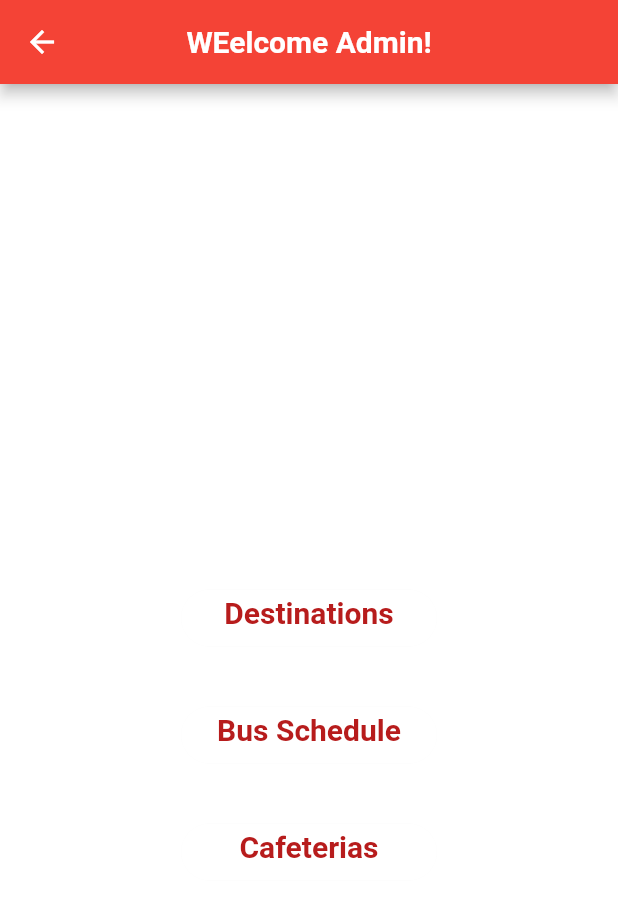
After one commit to anantapriya99/UTM-travel-guide, a Flutter app: the AdminHomepage screen opened directly, on a phone screen of 412 x 824 dp. The commit adds this screen. Shown: the top 897 px of the screen. Run offline on Flutter 3.47's test engine with Material 2 defaults, Android fonts, the phone set to English and light mode, and no system bars; our stand-ins replace cloud_firestore, firebase_auth, firebase_core, firebase_database, fluttertoast; missing offline and left inert: cloud_firestore_web, firebase_auth_web, firebase_core_web; accounts and stored records are empty.

```diff
--- /dev/null
+++ b/lib/admin_homepage.dart
@@ -0,0 +1,90 @@
+import 'package:flutter/material.dart';
+
+class AdminHomepage extends StatefulWidget {
+  AdminHomepage({Key? key}) : super(key: key);
+
+  @override
+  State<AdminHomepage> createState() => _AdminHomepageState();
+}
+
+class _AdminHomepageState extends State<AdminHomepage> {
+  @override
+  Widget build(BuildContext context) {
+    return Scaffold(
+        backgroundColor: Colors.white,
+        appBar: AppBar(
+          title: Text("WEelcome Admin!"),
+          titleTextStyle: TextStyle(
+              color: Colors.white, fontSize: 20, fontWeight: FontWeight.bold),
+          backgroundColor: Colors.red,
+          centerTitle: true,
+        ),
+        body: Center(
+            child: SingleChildScrollView(
+          child: Padding(
+            padding: EdgeInsets.all(20),
+            child: Column(
+              mainAxisAlignment: MainAxisAlignment.center,
+              crossAxisAlignment: CrossAxisAlignment.center,
+              children: <Widget>[
+                //SizedBox(height: 100, child: Image.asset("assets/upic.png", fit: BoxFit.contain)),
+                SizedBox(
+                  height: 100,
+                ),
+                ActionChip(
+                    label: Container(
+                      width: 150,
+                      height: 30,
+                      child: Text("Destinations", textAlign: TextAlign.center),
+                    ),
+                    labelStyle: TextStyle(
+                        color: Colors.red[900],
+                        fontSize: 20,
+                        fontWeight: FontWeight.bold),
+                    backgroundColor: Colors.white,
+                    onPressed: () {
+                      // Navigator.push(context,
+                      // MaterialPageRoute(builder: ((context) => Meranti())));
+                    }),
+                SizedBox(
+                  height: 30,
+                ),
+                ActionChip(
+                    label: Container(
+                      width: 150,
+                      height: 30,
+                      child: Text("Bus Schedule", textAlign: TextAlign.center),
+                    ),
+                    labelStyle: TextStyle(
+                        color: Colors.red[900],
+                        fontSize: 20,
+                        fontWeight: FontWeight.bold),
+                    backgroundColor: Colors.white,
+                    onPressed: () {
+                      //Navigator.push(context,
+                      // MaterialPageRoute(builder: ((context) => Chengal())));
+                    }),
+                SizedBox(
+                  height: 30,
+                ),
+                ActionChip(
+                    label: Container(
+                      width: 150,
+                      height: 30,
+                      child: Text("Cafeterias", textAlign: TextAlign.center),
+                    ),
+                    labelStyle: TextStyle(
+                        color: Colors.red[900],
+                        fontSize: 20,
+                        fontWeight: FontWeight.bold),
+                    backgroundColor: Colors.white,
+                    onPressed: () {
+                      //Navigator.push(context,
+                      //MaterialPageRoute(builder: ((context) => Cafe())));
+                    }),
+              ],
+            ),
+          ),
+        )));
+  }
+}
--- a/pubspec.yaml
+++ b/pubspec.yaml
@@ -20,6 +20,7 @@
   cloud_firestore: ^3.1.16
   firebase_auth: ^3.3.18
   firebase_core: ^1.17.0
+  firebase_database: ^9.0.16
   flutter:
     sdk: flutter
   fluttertoast: ^8.0.9
```
Also changed, not shown: lib/screens/login_screen.dart (+66 -7 lines), pubspec.lock, 5 other files.
